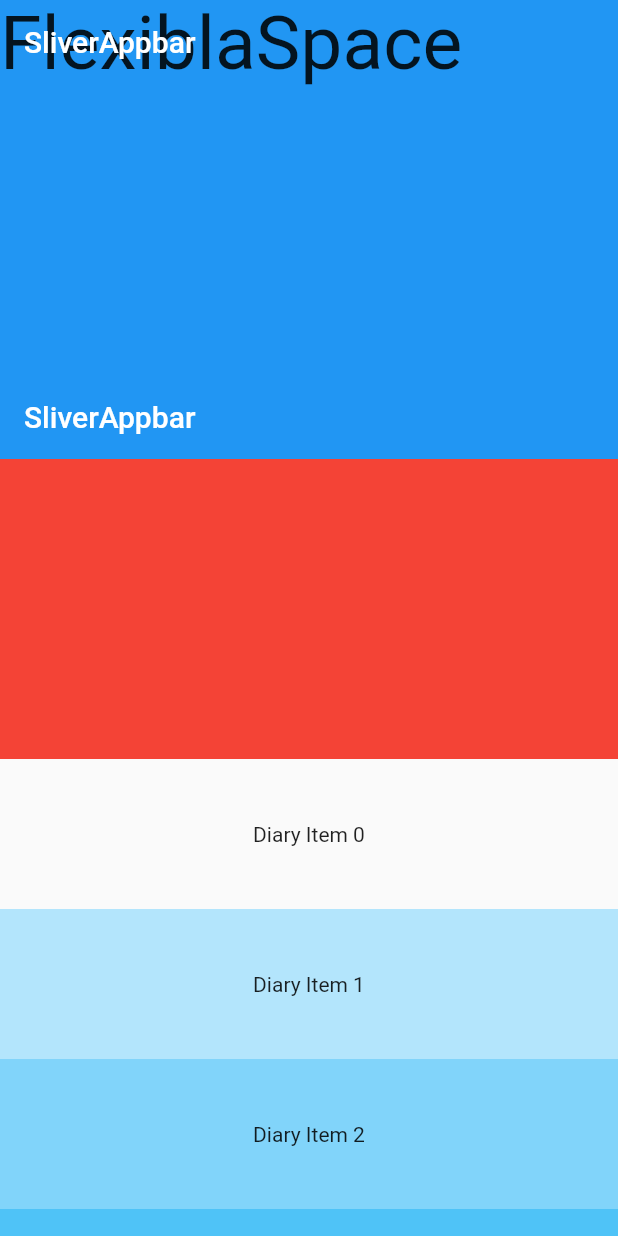
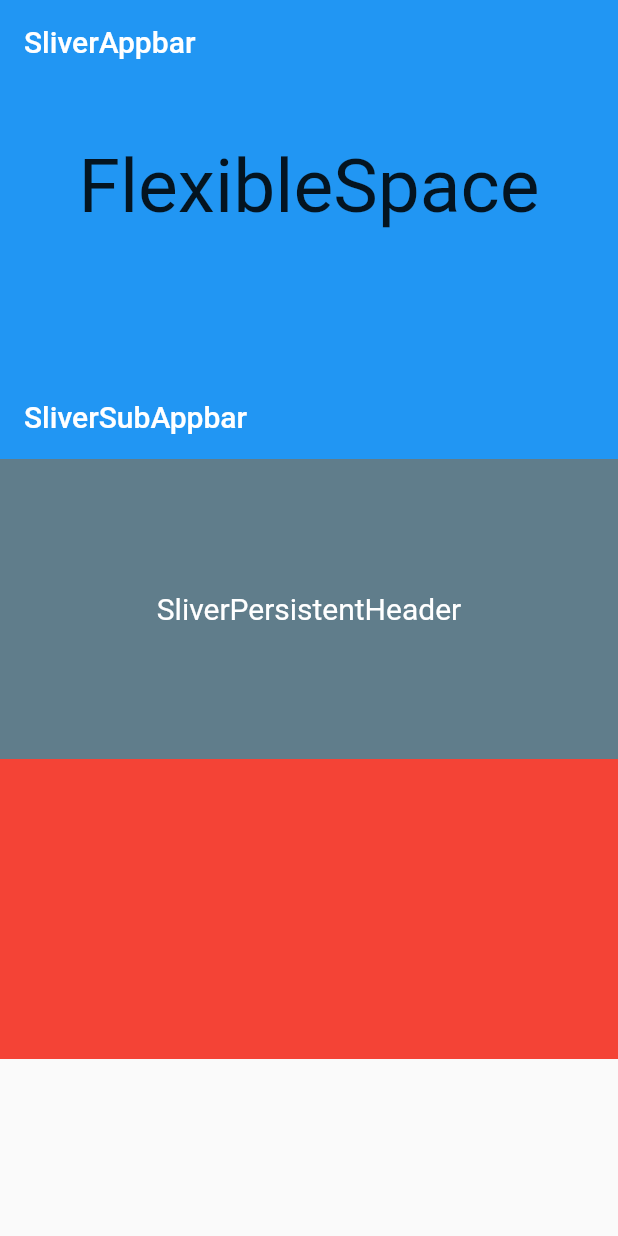
Before and after one commit to yuhyunkimm/Flutter_sliver_app, a Flutter app: the screen it shows after launch, on a phone screen of 412 x 824 dp. Run offline on Flutter 3.47's test engine with Material 2 defaults, Android fonts, the phone set to English and light mode, and no system bars.

Commit message:
선생님 code add

```diff
--- a/lib/ad.dart
+++ b/lib/ad.dart
@@ -3,7 +3,7 @@
 class Ad extends StatelessWidget {
   final int index;
 
-  const Ad({required this.index, Key? key}) : super(key: key);
+  const Ad(this.index,{ Key? key}) : super(key: key);
 
   @override
   Widget build(BuildContext context) {
--- a/lib/diary.dart
+++ b/lib/diary.dart
@@ -3,7 +3,7 @@
 class Diary extends StatelessWidget {
   final int index;
 
-  const Diary({required this.index, Key? key}) : super(key: key);
+  const Diary(this.index,{ Key? key}) : super(key: key);
 
   @override
   Widget build(BuildContext context) {
--- a/lib/main.dart
+++ b/lib/main.dart
@@ -12,7 +12,6 @@
   @override
   Widget build(BuildContext context) {
     return MaterialApp(
-      debugShowCheckedModeBanner: false,
       home: HomePage(),
     );
   }
@@ -24,64 +23,61 @@
   @override
   Widget build(BuildContext context) {
     return Scaffold(
-      // 스크롤이 될때 행동,방향 등... 모두 지시 할 수 있다
       body: CustomScrollView(
-        // 계산(스크롤시?)
         slivers: [
           SliverAppBar(
-            // snap은 floating과 함께 쓴다
             snap: true,
             floating: true,
             title: Text("SliverAppbar"),
-            // appbar 고정 여부
             pinned: false,
-            // appbar 높이를 늘림
             expandedHeight: 250,
-            // 기본 appbar 높이 60이다
             flexibleSpace: Container(
-              child: Text(
-                "FlexiblaSpace",
-                style: TextStyle(fontSize: 50),
+              child: Center(
+                child: Text(
+                  "FlexibleSpace",
+                  style: TextStyle(fontSize: 50),
+                ),
               ),
             ),
           ),
           SliverAppBar(
-            title: Text("SliverAppbar"),
-            // appbar 고정 여부
+            title: Text("SliverSubAppbar"),
             pinned: true,
-            // appbar 높이를 늘림
-            //expandedHeight: 250,
           ),
-          // SliverChildListDelegate : 무조건
-          // Sliver사이에 박스를 넣고 싶을 때 사용
+          SliverPersistentHeader(
+            delegate: MyPersistentHeaderDelegate(
+              minHeight: 60.0,
+              maxHeight: 200.0,
+            ),
+            pinned: true,
+          ),
           SliverToBoxAdapter(
             child: Container(
+              height: 200,
               color: Colors.red,
-              height: 200,
             ),
           ),
-          // CustomScrollView(
-          //   scrollDirection: Axis.horizontal,
-          //   slivers: [
-          //     SliverList(delegate: SliverChildListDelegate(
-          //       [
-          //         Text("1"),
-          //         Text("2"),
-          //         Text("3"),
-          //       ]
-          //     ),
-          //     ),
-          //   ],
-          // ),
+          buildSliverFillViewport(),
+          SliverGrid.builder(
+            itemCount: 6,
+            gridDelegate: const SliverGridDelegateWithFixedCrossAxisCount(
+                crossAxisCount: 3, mainAxisSpacing: 10, crossAxisSpacing: 10),
+            itemBuilder: (context, index) {
+              return Container(
+                color: Colors.grey,
+                child: Text("$index"),
+              );
+            },
+          ),
           SliverFixedExtentList(
             itemExtent: 100,
             delegate: SliverChildBuilderDelegate(
               childCount: 50,
-              (context, index) {
+                  (context, index) {
                 if (index % 4 == 0 && index != 0) {
-                  return Ad(index: (index / 4).toInt());
+                  return Ad((index / 4).toInt());
                 } else {
-                  return Diary(index: index);
+                  return Diary(index);
                 }
               },
             ),
@@ -91,15 +87,14 @@
     );
   }
 
-  SliverList buildSliverList() {
-    return SliverList(
-      // SliverChildBuilderDelegate - Builder라서 재활용
+  SliverFillViewport buildSliverFillViewport() {
+    return SliverFillViewport(
       delegate: SliverChildBuilderDelegate(
-        (context, index) {
+        childCount: 2,
+            (context, index) {
           return Container(
-            height: 100,
+            height: 50,
             alignment: Alignment.center,
-            // 조도는 1~9 까지 % 를 붙혀줘야한다
             color: Colors.lightBlue[100 * (index % 9)],
             child: Text("List Item $index"),
           );
@@ -108,3 +103,39 @@
     );
   }
 }
+
+
+class MyPersistentHeaderDelegate extends SliverPersistentHeaderDelegate {
+  final double minHeight;
+  final double maxHeight;
+
+  MyPersistentHeaderDelegate({
+    required this.minHeight,
+    required this.maxHeight,
+  });
+
+  @override
+  Widget build(
+      BuildContext context, double shrinkOffset, bool overlapsContent) {
+    return Container(
+      color: Colors.blueGrey,
+      child: Center(
+        child: Text(
+          'SliverPersistentHeader',
+          style: TextStyle(fontSize: 20.0, color: Colors.white),
+        ),
+      ),
+    );
+  }
+
+  @override
+  double get maxExtent => maxHeight;
+
+  @override
+  double get minExtent => minHeight;
+
+  @override
+  bool shouldRebuild(covariant SliverPersistentHeaderDelegate oldDelegate) {
+    return true;
+  }
+}
```
